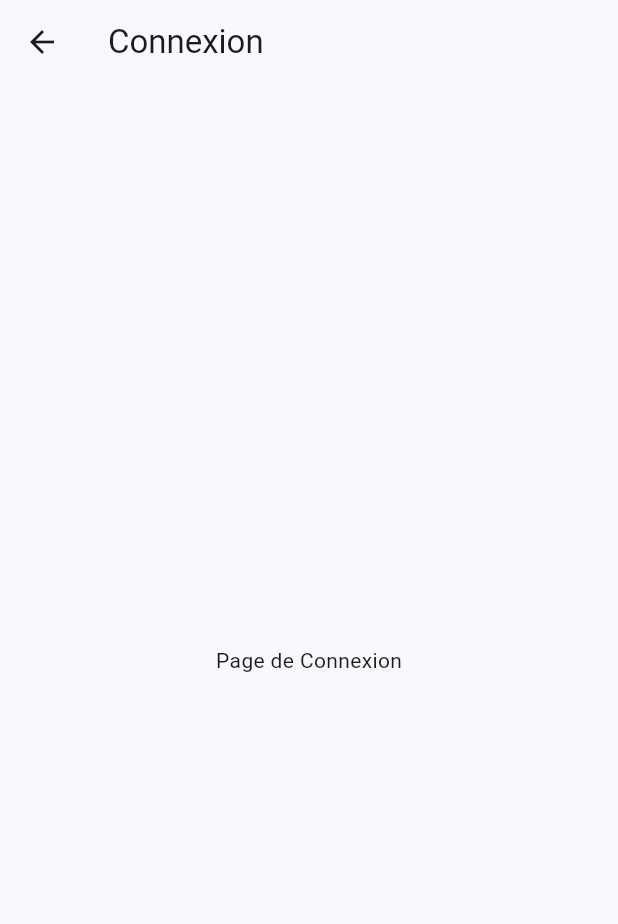
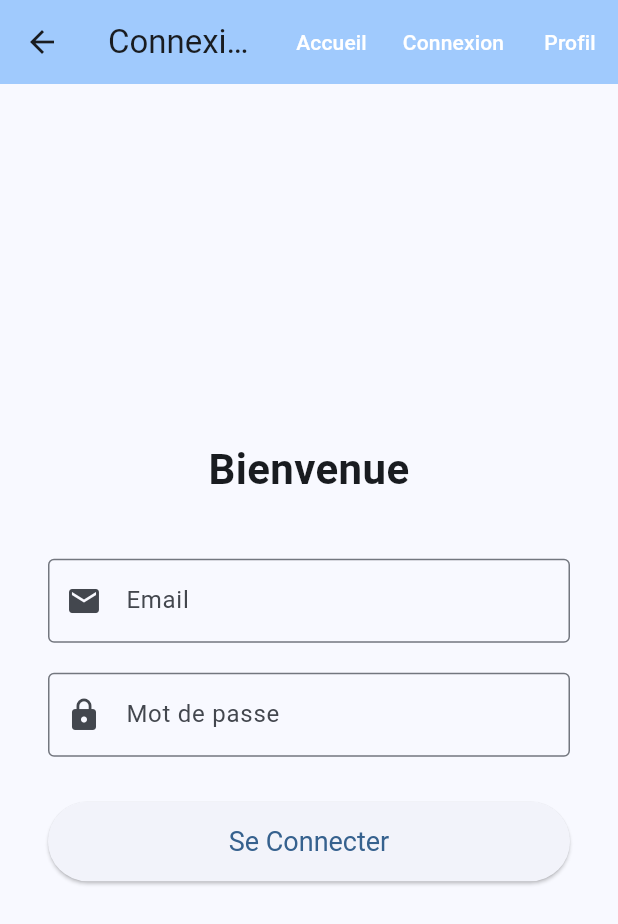
Before and after one commit to Kadzzzzz/e_pedicare, a Flutter app: the screen it shows after launch, after a tap on "Appeler le Backend", after a tap on "Aller à la Connexion", on a phone screen of 412 x 824 dp. Shown: the top 924 px of the screen. Run offline on Flutter 3.47's test engine with Material 3 defaults, Android fonts, the phone set to English and light mode, and no system bars; network calls fail.

Commit message:
création du bandeau et du formulaire de la page profile
j ai aussi régler le problème de connexion entre main.dart et le backend

```diff
--- a/frontend/lib/main.dart
+++ b/frontend/lib/main.dart
@@ -1,8 +1,8 @@
 import 'package:flutter/material.dart';
 import 'package:http/http.dart' as http; // Import du package HTTP
 import 'dart:convert'; // Pour convertir JSON en objets Dart
-import 'pages/login_page.dart'; // Import de la page de connexion
-
+import '../pages/login_page.dart'; // Import de la page de connexion
+import '../widgets/app_bar.dart';
 
 void main() {
   runApp(const MyApp());
@@ -31,29 +31,45 @@ class TestPage extends StatefulWidget {
 }
 
 class _TestPageState extends State<TestPage> {
-  // 1. DÉCLARATION DES VARIABLES D'ÉTAT ET DE LA FONCTION D'APPEL (Correct)
   String _message = 'Pas encore de message';
   bool _isLoading = false;
 
   Future<void> _fetchMessage() async {
-    // Le contenu de la fonction _fetchMessage
     setState(() {
       _isLoading = true;
     });
-    // ... votre requête HTTP ...
-    // ...
+    try {
+      final response = await http.get(
+        Uri.parse('http://localhost:5000/hello'),
+      );
+
+      if (response.statusCode == 200) {
+        final data = jsonDecode(response.body);
+        setState(() {
+          _message = data['message'];
+        });
+      } else {
+        setState(() {
+          _message = 'Erreur HTTP: ${response.statusCode}';
+        });
+      }
+    } catch (e) {
+      setState(() {
+        _message = 'Erreur de connexion: Backend non disponible.';
+      });
+    }
+
+    setState(() {
+      _isLoading = false;
+    });
   }
 
-  // 2. MÉTHODE BUILD MANQUANTE (OBLIGATOIRE)
   @override
   Widget build(BuildContext context) {
-    // TOUT LE CODE DE L'INTERFACE UTILISATEUR COMMENCE ICI
 
     return Scaffold(
-      appBar: AppBar(
-        title: const Text('Test Backend Connection'),
-        backgroundColor: Theme.of(context).colorScheme.inversePrimary,
-      ),
+      appBar: CustomAppBar(title: 'Test Backend Connection'),
+
       body: Center(
         child: Padding(
           padding: const EdgeInsets.all(20.0),
--- a/frontend/lib/pages/login_page.dart
+++ b/frontend/lib/pages/login_page.dart
@@ -1,15 +1,67 @@
-// Dans lib/pages/login_page.dart
+import 'package:flutter/material.dart';
+import '../widgets/app_bar.dart';
 
-import 'package:flutter/material.dart';
 
 class LoginPage extends StatelessWidget {
-  const LoginPage({super.key}); // <-- C'EST CETTE LIGNE
+  const LoginPage({super.key});
 
   @override
   Widget build(BuildContext context) {
     return Scaffold(
-      appBar: AppBar(title: const Text('Connexion')),
-      body: const Center(child: Text('Page de Connexion')),
+      appBar: CustomAppBar(title: 'Connexion Utilisateur'),
+      // Le corps de la page
+      body: Center(
+        child: SingleChildScrollView( // Permet de faire défiler le formulaire si l'écran est petit (mobile)
+          padding: const EdgeInsets.all(32.0),
+          child: Column(
+            mainAxisAlignment: MainAxisAlignment.center,
+            crossAxisAlignment: CrossAxisAlignment.stretch, // Étire les widgets TextField
+            children: <Widget>[
+              const Text(
+                'Bienvenue',
+                style: TextStyle(fontSize: 28, fontWeight: FontWeight.bold),
+                textAlign: TextAlign.center,
+              ),
+              const SizedBox(height: 40),
+
+              // Champ de texte pour l'Email
+              const TextField(
+                keyboardType: TextInputType.emailAddress,
+                decoration: InputDecoration(
+                  labelText: 'Email',
+                  border: OutlineInputBorder(),
+                  prefixIcon: Icon(Icons.email),
+                ),
+              ),
+              const SizedBox(height: 20),
+
+              // Champ de texte pour le Mot de Passe
+              const TextField(
+                obscureText: true, // Cache le texte tapé
+                decoration: InputDecoration(
+                  labelText: 'Mot de passe',
+                  border: OutlineInputBorder(),
+                  prefixIcon: Icon(Icons.lock),
+                ),
+              ),
+              const SizedBox(height: 30),
+
+              // Bouton de Connexion
+              ElevatedButton(
+                onPressed: () {
+                  // TODO: Ajouter ici la logique d'appel à l'API Flask /api/auth/login
+                  print('Tentative de connexion...');
+                },
+                style: ElevatedButton.styleFrom(
+                  padding: const EdgeInsets.symmetric(vertical: 16),
+                  textStyle: const TextStyle(fontSize: 18),
+                ),
+                child: const Text('Se Connecter'),
+              ),
+            ],
+          ),
+        ),
+      ),
     );
   }
 }
--- /dev/null
+++ b/frontend/lib/widgets/app_bar.dart
@@ -0,0 +1,60 @@
+import 'package:flutter/material.dart';
+import '../pages/login_page.dart';
+import '../main.dart';
+import '../pages/profile_page.dart';
+
+class CustomAppBar extends StatelessWidget implements PreferredSizeWidget {
+  final String title;
+
+  const CustomAppBar({super.key, required this.title});
+
+  @override
+  Widget build(BuildContext context) {
+    return AppBar(
+      title: Text(title),
+      backgroundColor: Theme.of(context).colorScheme.inversePrimary,
+      // Ajout des actions de navigation (boutons dans la barre)
+      actions: <Widget>[
+        // Bouton Home/TestPage
+        TextButton(
+          onPressed: () {
+            // Remplace la page actuelle par la HomePage (TestPage)
+            Navigator.pushReplacement(
+              context,
+              MaterialPageRoute(builder: (context) => const TestPage()),
+            );
+          },
+          child: const Text('Accueil', style: TextStyle(color: Colors.white)),
+        ),
+
+        // Bouton Connexion/LoginPage
+        TextButton(
+          onPressed: () {
+            // Remplace la page actuelle par la LoginPage
+            Navigator.pushReplacement(
+              context,
+              MaterialPageRoute(builder: (context) => const LoginPage()),
+            );
+          },
+          child: const Text('Connexion', style: TextStyle(color: Colors.white)),
+        ),
+
+        // Bouton Profil
+        TextButton(
+           onPressed: () {
+              Navigator.pushReplacement(
+                context,
+                MaterialPageRoute(builder: (context) => const profilepage()),
+              );
+             print('Navigation vers Profil (Page ProfilePage non créée)');
+           },
+           child: const Text('Profil', style: TextStyle(color: Colors.white)),
+         ),
+      ],
+    );
+  }
+
+  // Nécessaire pour implémenter PreferredSizeWidget
+  @override
+  Size get preferredSize => const Size.fromHeight(kToolbarHeight);
+}
```
Also changed, not shown: frontend/lib/pages/profile_page.dart (+18 -0 lines), 1 other file.
